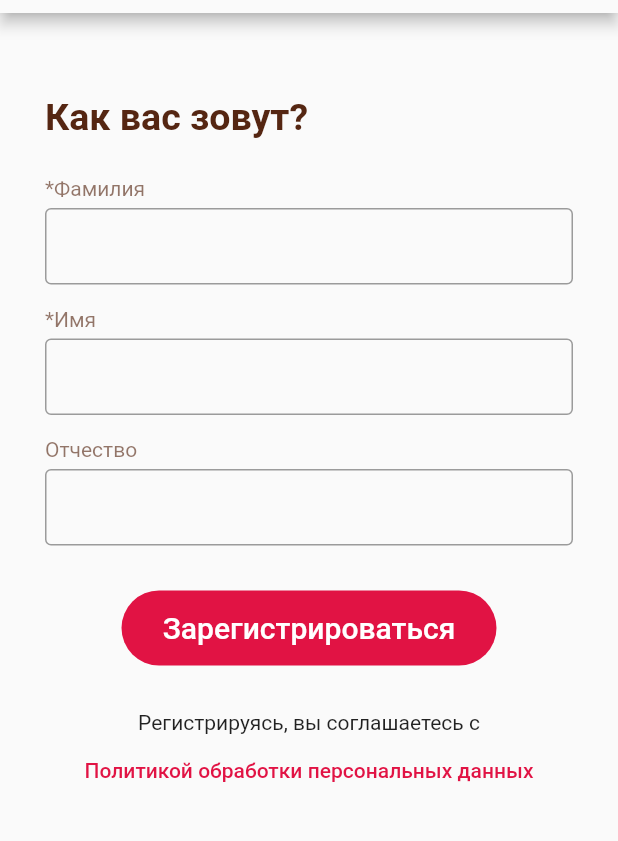
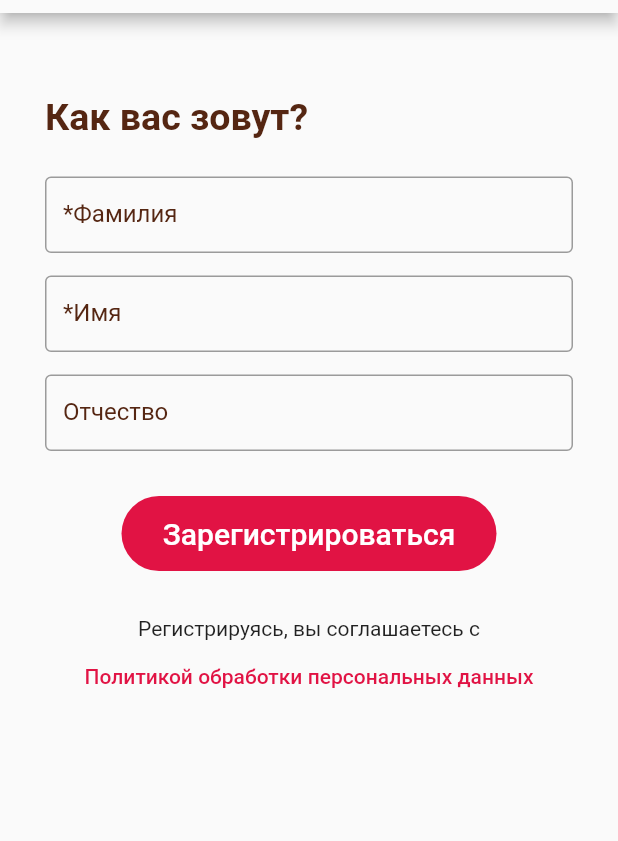
Before and after one commit to whatever125/tochka_sbora, a Flutter app: the PDPage screen opened directly, on a phone screen of 412 x 824 dp, the part 71-912 px from its top. Run offline on Flutter 3.47's test engine with Material 2 defaults, Android fonts, the phone set to English and light mode, and no system bars; our stand-ins replace firebase_auth, firebase_core, firebase_database, flutter_multi_formatter, google_maps_flutter, qr_flutter and 3 more; missing offline and left inert: mailer, qr_code_scanner, screen_brightness; accounts and stored records are empty.

Commit message:
Changed TextInput style

```diff
--- a/lib/ui/pages/PDPage.dart
+++ b/lib/ui/pages/PDPage.dart
@@ -66,15 +66,6 @@ class _PDPageState extends State<PDPage> {
                 vertical: 25,
               ),
             ),
-            Text(
-              '*Фамилия',
-              style: TextStyle(
-                color: Theme.of(context).hintColor,
-              ),
-            ),
-            SizedBox(
-              height: 5,
-            ),
             TextFormField(
               controller: lastNameController,
               autovalidateMode: AutovalidateMode.onUserInteraction,
@@ -86,22 +77,16 @@ class _PDPageState extends State<PDPage> {
               decoration: InputDecoration(
                 border: OutlineInputBorder(),
                 focusedBorder: OutlineInputBorder(
-                    borderSide: BorderSide(color: LightColor.accent, width: 2.0)
+                    borderSide: BorderSide(color: LightColor.text, width: 1.0)
                 ),
+                labelText: '*Фамилия',
+                labelStyle: TextStyle(color: LightColor.text),
                 isDense: true
               ),
+              cursorColor: LightColor.accent,
             ),
             SizedBox(
               height: 15,
-            ),
-            Text(
-              '*Имя',
-              style: TextStyle(
-                color: Theme.of(context).hintColor,
-              ),
-            ),
-            SizedBox(
-              height: 5,
             ),
             TextFormField(
               controller: firstNameController,
@@ -114,22 +99,16 @@ class _PDPageState extends State<PDPage> {
               decoration: InputDecoration(
                   border: OutlineInputBorder(),
                   focusedBorder: OutlineInputBorder(
-                      borderSide: BorderSide(color: LightColor.accent, width: 2.0)
+                      borderSide: BorderSide(color: LightColor.text, width: 1.0)
                   ),
+                  labelText: '*Имя',
+                  labelStyle: TextStyle(color: LightColor.text),
                   isDense: true
               ),
+              cursorColor: LightColor.accent,
             ),
             SizedBox(
               height: 15,
-            ),
-            Text(
-              'Отчество',
-              style: TextStyle(
-                color: Theme.of(context).hintColor,
-              ),
-            ),
-            SizedBox(
-              height: 5,
             ),
             TextFormField(
               controller: patronymicController,
@@ -142,10 +121,13 @@ class _PDPageState extends State<PDPage> {
               decoration: InputDecoration(
                   border: OutlineInputBorder(),
                   focusedBorder: OutlineInputBorder(
-                      borderSide: BorderSide(color: LightColor.accent, width: 2.0)
+                      borderSide: BorderSide(color: LightColor.text, width: 1.0)
                   ),
+                  labelText: 'Отчество',
+                  labelStyle: TextStyle(color: LightColor.text),
                   isDense: true
               ),
+              cursorColor: LightColor.accent,
             ),
             SizedBox(
               height: 30,
--- a/lib/ui/pages/SMSPage.dart
+++ b/lib/ui/pages/SMSPage.dart
@@ -83,7 +83,7 @@ class _SMSPageState extends State<SMSPage> {
                 cursor: Cursor(
                   color: LightColor.accent,
                   width: 2,
-                  height: 40,
+                  height: 30,
                   radius: Radius.circular(1),
                   enabled: true,
                 ),
--- a/lib/ui/pages/homePage/tabNavigationItem/shopTab/cartPage/SMSCheckPage.dart
+++ b/lib/ui/pages/homePage/tabNavigationItem/shopTab/cartPage/SMSCheckPage.dart
@@ -83,7 +83,7 @@ class _SMSCheckPageState extends State<SMSCheckPage> {
                 cursor: Cursor(
                   color: LightColor.accent,
                   width: 2,
-                  height: 40,
+                  height: 30,
                   radius: Radius.circular(1),
                   enabled: true,
                 ),
@@ -116,7 +116,6 @@ class _SMSCheckPageState extends State<SMSCheckPage> {
                     if (await _signInWithPhoneNumber(context)) {
                       var _userRef =
                           _database.child('users/${_auth.currentUser!.uid}/');
-                      // TODO await send email
                       if (await _sendEmail()) {
                         await _userRef.update({'cart': null});
                         Navigator.of(context).pop();
--- a/lib/ui/pages/signinPage.dart
+++ b/lib/ui/pages/signinPage.dart
@@ -73,11 +73,12 @@ class _SignInPageState extends State<SignInPage> {
                 decoration: InputDecoration(
                   border: OutlineInputBorder(),
                   focusedBorder: OutlineInputBorder(
-                    borderSide: BorderSide(color: LightColor.accent, width: 2.0)
+                    borderSide: BorderSide(color: LightColor.text, width: 1.0)
                   ),
                   labelText: 'Номер телефона',
-                  labelStyle: TextStyle(color: LightColor.accent)
+                  labelStyle: TextStyle(color: LightColor.text)
                 ),
+                cursorColor: LightColor.accent,
               ),
               padding: EdgeInsets.symmetric(
                 vertical: 10,
```
